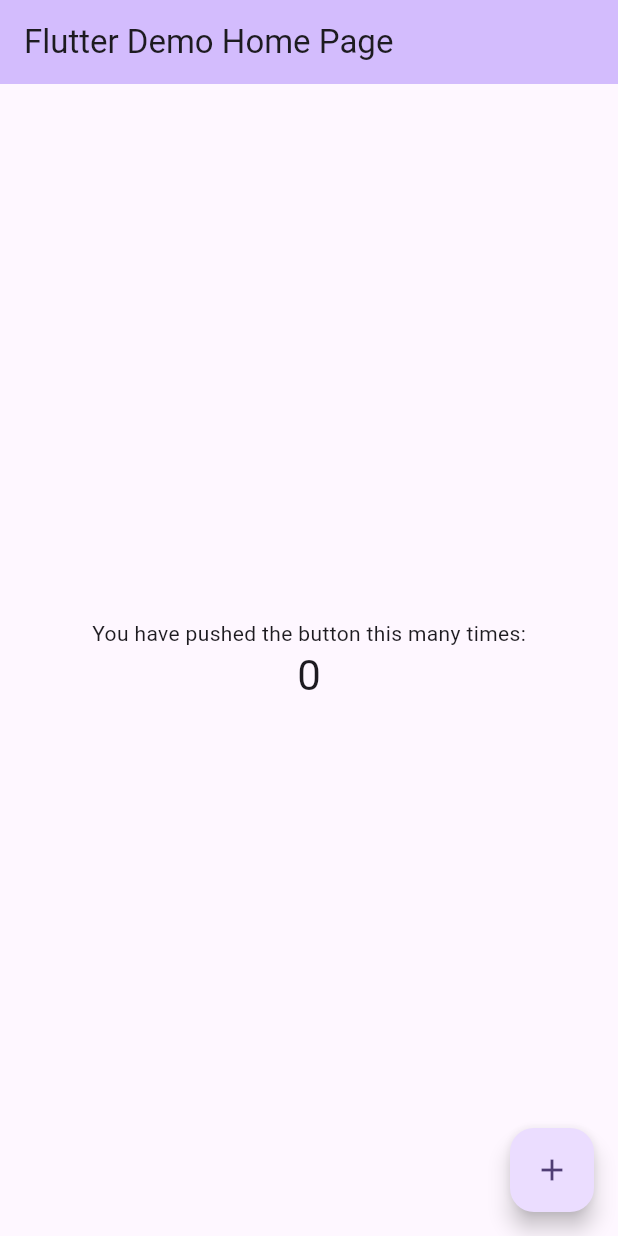
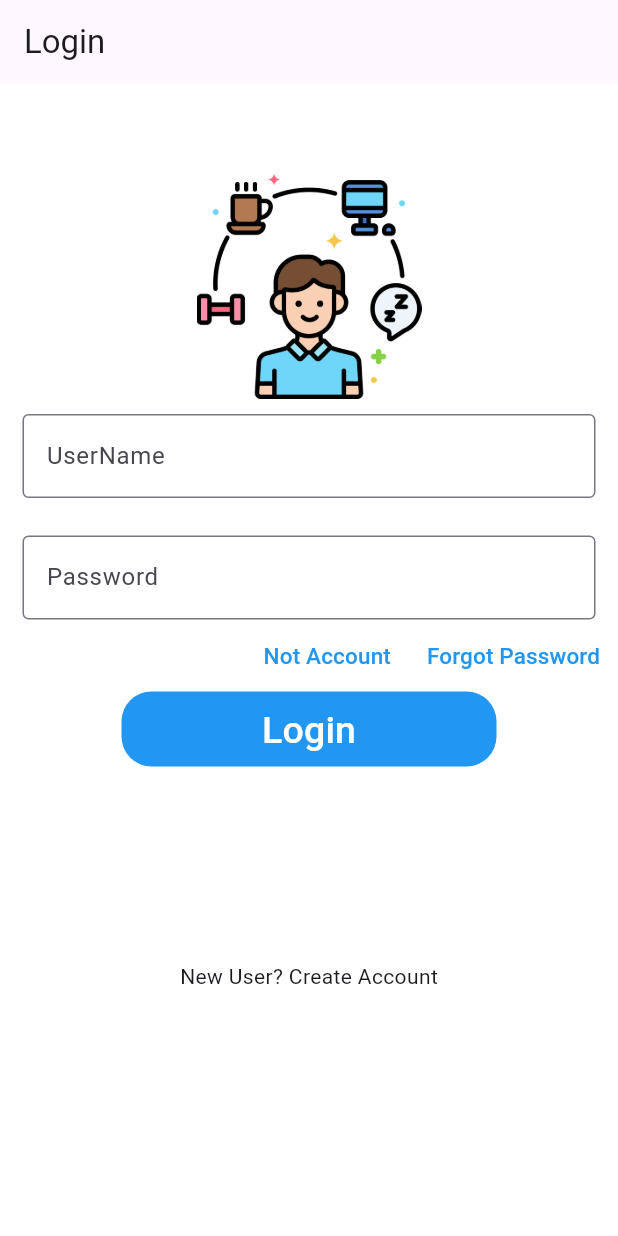
Before and after one commit to s-min-sys/lifecostapp, a Flutter app: the screen it shows after launch, on a phone screen of 412 x 824 dp. Run offline on Flutter 3.47's test engine with Material 2 defaults, Android fonts, the phone set to English and light mode, and no system bars.

Commit message:
login/register ui

```diff
--- a/lib/main.dart
+++ b/lib/main.dart
@@ -1,4 +1,5 @@
 import 'package:flutter/material.dart';
+import 'package:lifecostapp/pages/login.dart';
 
 void main() {
   runApp(const MyApp());
@@ -31,95 +32,7 @@ class MyApp extends StatelessWidget {
         colorScheme: ColorScheme.fromSeed(seedColor: Colors.deepPurple),
         useMaterial3: true,
       ),
-      home: const MyHomePage(title: 'Flutter Demo Home Page'),
+      home: const LoginPage(),
     );
   }
 }
-
-class MyHomePage extends StatefulWidget {
-  const MyHomePage({super.key, required this.title});
-
-  // This widget is the home page of your application. It is stateful, meaning
-  // that it has a State object (defined below) that contains fields that affect
-  // how it looks.
-
-  // This class is the configuration for the state. It holds the values (in this
-  // case the title) provided by the parent (in this case the App widget) and
-  // used by the build method of the State. Fields in a Widget subclass are
-  // always marked "final".
-
-  final String title;
-
-  @override
-  State<MyHomePage> createState() => _MyHomePageState();
-}
-
-class _MyHomePageState extends State<MyHomePage> {
-  int _counter = 0;
-
-  void _incrementCounter() {
-    setState(() {
-      // This call to setState tells the Flutter framework that something has
-      // changed in this State, which causes it to rerun the build method below
-      // so that the display can reflect the updated values. If we changed
-      // _counter without calling setState(), then the build method would not be
-      // called again, and so nothing would appear to happen.
-      _counter++;
-    });
-  }
-
-  @override
-  Widget build(BuildContext context) {
-    // This method is rerun every time setState is called, for instance as done
-    // by the _incrementCounter method above.
-    //
-    // The Flutter framework has been optimized to make rerunning build methods
-    // fast, so that you can just rebuild anything that needs updating rather
-    // than having to individually change instances of widgets.
-    return Scaffold(
-      appBar: AppBar(
-        // TRY THIS: Try changing the color here to a specific color (to
-        // Colors.amber, perhaps?) and trigger a hot reload to see the AppBar
-        // change color while the other colors stay the same.
-        backgroundColor: Theme.of(context).colorScheme.inversePrimary,
-        // Here we take the value from the MyHomePage object that was created by
-        // the App.build method, and use it to set our appbar title.
-        title: Text(widget.title),
-      ),
-      body: Center(
-        // Center is a layout widget. It takes a single child and positions it
-        // in the middle of the parent.
-        child: Column(
-          // Column is also a layout widget. It takes a list of children and
-          // arranges them vertically. By default, it sizes itself to fit its
-          // children horizontally, and tries to be as tall as its parent.
-          //
-          // Column has various properties to control how it sizes itself and
-          // how it positions its children. Here we use mainAxisAlignment to
-          // center the children vertically; the main axis here is the vertical
-          // axis because Columns are vertical (the cross axis would be
-          // horizontal).
-          //
-          // TRY THIS: Invoke "debug painting" (choose the "Toggle Debug Paint"
-          // action in the IDE, or press "p" in the console), to see the
-          // wireframe for each widget.
-          mainAxisAlignment: MainAxisAlignment.center,
-          children: <Widget>[
-            const Text(
-              'You have pushed the button this many times:',
-            ),
-            Text(
-              '$_counter',
-              style: Theme.of(context).textTheme.headlineMedium,
-            ),
-          ],
-        ),
-      ),
-      floatingActionButton: FloatingActionButton(
-        onPressed: _incrementCounter,
-        tooltip: 'Increment',
-        child: const Icon(Icons.add),
-      ), // This trailing comma makes auto-formatting nicer for build methods.
-    );
-  }
-}
--- /dev/null
+++ b/lib/pages/home.dart
@@ -0,0 +1,89 @@
+import 'package:flutter/material.dart';
+
+class HomePage extends StatefulWidget {
+  const HomePage({super.key, required this.title});
+
+  // This widget is the home page of your application. It is stateful, meaning
+  // that it has a State object (defined below) that contains fields that affect
+  // how it looks.
+
+  // This class is the configuration for the state. It holds the values (in this
+  // case the title) provided by the parent (in this case the App widget) and
+  // used by the build method of the State. Fields in a Widget subclass are
+  // always marked "final".
+
+  final String title;
+
+  @override
+  State<HomePage> createState() => _HomePageState();
+}
+
+class _HomePageState extends State<HomePage> {
+  int _counter = 0;
+
+  void _incrementCounter() {
+    setState(() {
+      // This call to setState tells the Flutter framework that something has
+      // changed in this State, which causes it to rerun the build method below
+      // so that the display can reflect the updated values. If we changed
+      // _counter without calling setState(), then the build method would not be
+      // called again, and so nothing would appear to happen.
+      _counter++;
+    });
+  }
+
+  @override
+  Widget build(BuildContext context) {
+    // This method is rerun every time setState is called, for instance as done
+    // by the _incrementCounter method above.
+    //
+    // The Flutter framework has been optimized to make rerunning build methods
+    // fast, so that you can just rebuild anything that needs updating rather
+    // than having to individually change instances of widgets.
+    return Scaffold(
+      appBar: AppBar(
+        // TRY THIS: Try changing the color here to a specific color (to
+        // Colors.amber, perhaps?) and trigger a hot reload to see the AppBar
+        // change color while the other colors stay the same.
+        backgroundColor: Theme.of(context).colorScheme.inversePrimary,
+        // Here we take the value from the MyHomePage object that was created by
+        // the App.build method, and use it to set our appbar title.
+        title: Text(widget.title),
+      ),
+      body: Center(
+        // Center is a layout widget. It takes a single child and positions it
+        // in the middle of the parent.
+        child: Column(
+          // Column is also a layout widget. It takes a list of children and
+          // arranges them vertically. By default, it sizes itself to fit its
+          // children horizontally, and tries to be as tall as its parent.
+          //
+          // Column has various properties to control how it sizes itself and
+          // how it positions its children. Here we use mainAxisAlignment to
+          // center the children vertically; the main axis here is the vertical
+          // axis because Columns are vertical (the cross axis would be
+          // horizontal).
+          //
+          // TRY THIS: Invoke "debug painting" (choose the "Toggle Debug Paint"
+          // action in the IDE, or press "p" in the console), to see the
+          // wireframe for each widget.
+          mainAxisAlignment: MainAxisAlignment.center,
+          children: <Widget>[
+            const Text(
+              'You have pushed the button this many times:',
+            ),
+            Text(
+              '$_counter',
+              style: Theme.of(context).textTheme.headlineMedium,
+            ),
+          ],
+        ),
+      ),
+      floatingActionButton: FloatingActionButton(
+        onPressed: _incrementCounter,
+        tooltip: 'Increment',
+        child: const Icon(Icons.add),
+      ), // This trailing comma makes auto-formatting nicer for build methods.
+    );
+  }
+}
--- /dev/null
+++ b/lib/pages/login.dart
@@ -0,0 +1,112 @@
+import 'package:flutter/material.dart';
+import 'package:lifecostapp/pages/home.dart';
+
+class LoginPage extends StatefulWidget {
+  const LoginPage({super.key});
+
+  @override
+  State<LoginPage> createState() => _LoginPageState();
+}
+
+class _LoginPageState extends State<LoginPage> {
+  int mode = 1; // 1: login; 2: register;
+
+  @override
+  Widget build(BuildContext context) {
+    return Scaffold(
+      backgroundColor: Colors.white,
+      appBar: AppBar(
+        title: Text(mode == 1 ? 'Login' : 'Register'),
+      ),
+      body: SingleChildScrollView(
+        child: Column(
+          children: <Widget>[
+            Padding(
+              padding: const EdgeInsets.only(top: 60.0),
+              child: Center(
+                child: SizedBox(
+                    width: 200,
+                    height: 150,
+                    child: Image.asset('asset/images/logo.png')),
+              ),
+            ),
+            const Padding(
+              //padding: const EdgeInsets.only(left:15.0,right: 15.0,top:0,bottom: 0),
+              padding: EdgeInsets.symmetric(horizontal: 15, vertical: 10),
+              child: TextField(
+                decoration: InputDecoration(
+                    border: OutlineInputBorder(),
+                    labelText: 'UserName',
+                    hintText: 'Enter valid user name'),
+              ),
+            ),
+            const Padding(
+              padding:
+                  EdgeInsets.only(left: 15.0, right: 15.0, top: 15, bottom: 0),
+              //padding: EdgeInsets.symmetric(horizontal: 15),
+              child: TextField(
+                obscureText: true,
+                decoration: InputDecoration(
+                    border: OutlineInputBorder(),
+                    labelText: 'Password',
+                    hintText: 'Enter secure password'),
+              ),
+            ),
+            Row(mainAxisAlignment: MainAxisAlignment.end, children: [
+              TextButton(
+                onPressed: () {
+                  if (mode == 1) {
+                    setState(() {
+                      mode = 2;
+                    });
+                  } else {
+                    setState(() {
+                      mode = 1;
+                    });
+                  }
+                },
+                child: Text(
+                  mode == 1 ? 'Not Account' : 'Has Account',
+                  style: const TextStyle(color: Colors.blue, fontSize: 15),
+                ),
+              ),
+              TextButton(
+                onPressed: () {
+                  //
+                },
+                child: const Text(
+                  'Forgot Password',
+                  style: TextStyle(color: Colors.blue, fontSize: 15),
+                ),
+              ),
+            ]),
+            Container(
+              height: 50,
+              width: 250,
+              decoration: BoxDecoration(
+                  color: Colors.blue, borderRadius: BorderRadius.circular(20)),
+              child: TextButton(
+                onPressed: () {
+                  Navigator.push(
+                      context,
+                      MaterialPageRoute(
+                          builder: (_) => const HomePage(
+                                title: '生活消费',
+                              )));
+                },
+                child: Text(
+                  mode == 1 ? 'Login' : 'register',
+                  style: const TextStyle(color: Colors.white, fontSize: 25),
+                ),
+              ),
+            ),
+            const SizedBox(
+              height: 130,
+            ),
+            const Text('New User? Create Account')
+          ],
+        ),
+      ),
+    );
+  }
+}
--- a/pubspec.yaml
+++ b/pubspec.yaml
@@ -58,6 +58,9 @@ flutter:
   # the material Icons class.
   uses-material-design: true
 
+  assets:
+    - asset/images/
+
   # To add assets to your application, add an assets section, like this:
   # assets:
   #   - images/a_dot_burr.jpeg
```
Also changed, not shown: asset/images/logo.png (added).
